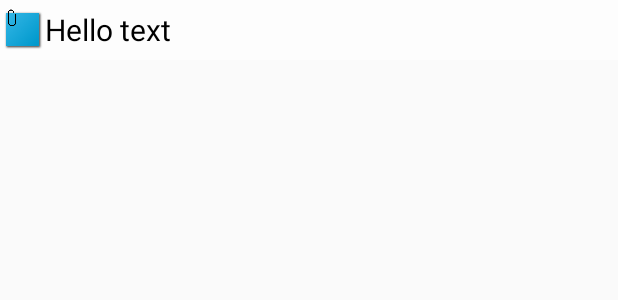
After one commit to quentin7b/android-sticky-notifications, an Android app: the layout widget_row.xml on its own in the app's theme, with its tools: preview values and no code run, on a phone screen of 412 x 824 dp. The commit adds this screen. Shown: the top 300 px of the screen. Run offline under Robolectric (Android 15) with nearby library versions, the phone set to English and light mode, and no system bars.

Commit message:
Widgets: work for edition

```diff
--- a/app/src/main/java/fr/quentinklein/stickynotifs/boot/StartUpService.java
+++ b/app/src/main/java/fr/quentinklein/stickynotifs/boot/StartUpService.java
@@ -63,6 +63,9 @@ public class StartUpService extends Service {
         }
         // Show notifications
         notificationHelper.showNotifications(stickyNotifications);
+        // Stop the service
+        stopSelf();
+        // Return
         return super.onStartCommand(intent, flags, startId);
     }
 }
--- /dev/null
+++ b/app/src/main/res/layout/widget_row.xml
@@ -0,0 +1,28 @@
+<?xml version="1.0" encoding="utf-8"?>
+
+<RelativeLayout xmlns:android="http://schemas.android.com/apk/res/android"
+    android:layout_width="match_parent"
+    android:layout_height="40dp"
+    android:background="@color/dark_transparency">
+
+    <ImageView
+        android:id="@android:id/icon"
+        android:layout_width="30dp"
+        android:layout_height="30dp"
+        android:layout_alignParentLeft="true"
+        android:layout_centerVertical="true"
+        android:src="@drawable/blue_square_paper" />
+
+    <TextView
+        android:id="@android:id/text1"
+        android:layout_width="match_parent"
+        android:layout_height="match_parent"
+        android:layout_alignParentRight="true"
+        android:layout_toRightOf="@android:id/icon"
+        android:gravity="center_vertical"
+        android:text="Hello text"
+        android:textColor="@android:color/black"
+        android:textSize="20sp" />
+
+
+</RelativeLayout>
--- a/app/src/main/res/values/colors.xml
+++ b/app/src/main/res/values/colors.xml
@@ -4,4 +4,5 @@
     <color name="greentheme_color">#99CC00</color>
     <color name="orangetheme_color">#FFBB33</color>
     <color name="redtheme_color">#FF4444</color>
+    <color name="dark_transparency">#77FFFFFF</color>
 </resources>
--- /dev/null
+++ b/app/src/main/res/xml/widget_infos.xml
@@ -0,0 +1,6 @@
+<?xml version="1.0" encoding="utf-8"?>
+<appwidget-provider xmlns:android="http://schemas.android.com/apk/res/android"
+    android:minHeight="110dp"
+    android:minWidth="300dp"
+    android:previewImage="@drawable/ic_launcher"
+    android:resizeMode="horizontal|vertical" />
```
Also changed, not shown: app/src/main/AndroidManifest.xml (+16 -0 lines), app/src/main/java/fr/quentinklein/stickynotifs/model/StickyNotification.java (+6 -1 lines), app/src/main/java/fr/quentinklein/stickynotifs/ui/activities/NotesListActivity.java (+27 -7 lines), app/src/main/java/fr/quentinklein/stickynotifs/widget/StickyWidgetProvider.java (added, +58 -0 lines), app/src/main/java/fr/quentinklein/stickynotifs/widget/StickyWidgetRemoteViewsFactory.java (added, +141 -0 lines), app/src/main/java/fr/quentinklein/stickynotifs/widget/StickyWidgetService.java (added, +25 -0 lines), app/src/main/res/layout/widget_sticky.xml (added, +13 -0 lines).
